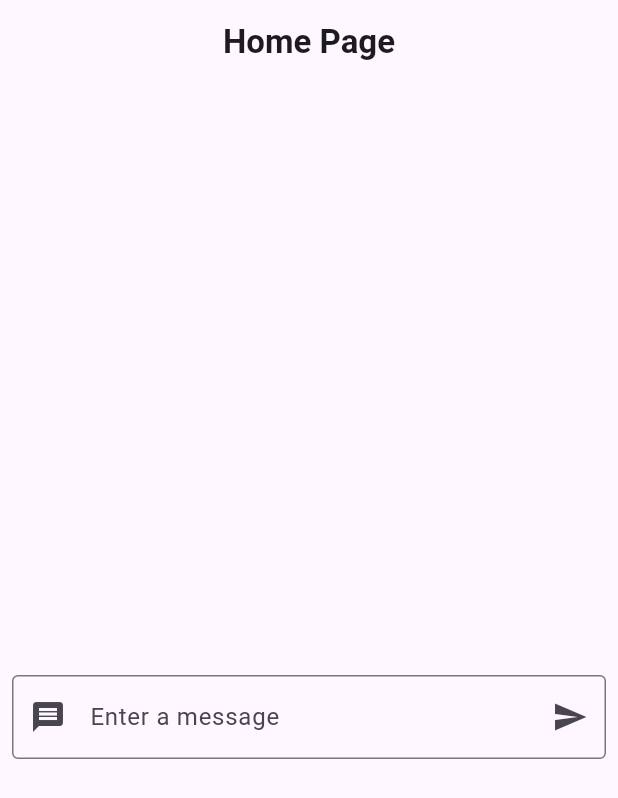
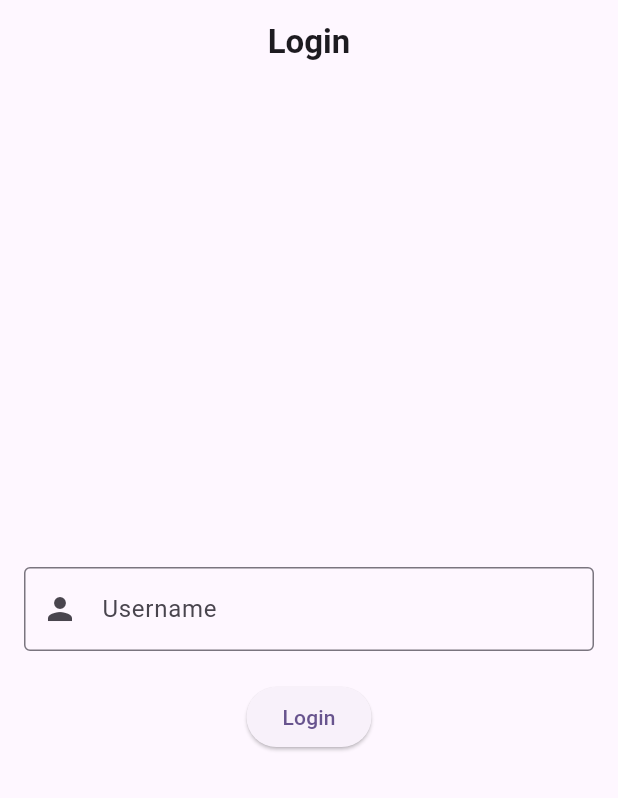
Before and after one commit to Vinald/Flutter_Projects, a Flutter app: the screen it shows after launch, on a phone screen of 412 x 824 dp. Shown: the top 798 px of the screen. Run offline on Flutter 3.47's test engine with Material 3 defaults, Android fonts, the phone set to English and light mode, and no system bars; our stand-ins replace flutter_spinkit.

Commit message:
post list

```diff
--- a/my_blog/lib/app.dart
+++ b/my_blog/lib/app.dart
@@ -1,5 +1,5 @@
 import 'package:flutter/material.dart';
-import 'package:my_blog/presentation/pages/home.dart';
+import 'package:my_blog/presentation/pages/login.dart';
 
 class MyApp extends StatelessWidget {
   const MyApp({super.key});
@@ -10,7 +10,7 @@ class MyApp extends StatelessWidget {
     return MaterialApp(
       title: 'Vinald',
       theme: ThemeData(colorScheme: .fromSeed(seedColor: Colors.deepPurple)),
-      home: Home(),
+      home: LoginPage(),
     );
   }
 }
--- a/my_blog/lib/presentation/pages/home.dart
+++ b/my_blog/lib/presentation/pages/home.dart
@@ -1,6 +1,6 @@
 import 'package:flutter/material.dart';
-import 'package:my_blog/presentation/widgets/post_card.dart';
-import 'package:my_blog/presentation/widgets/post_widget.dart';
+import 'package:my_blog/presentation/widgets/post.dart';
+import 'package:my_blog/presentation/widgets/post_list.dart';
 import 'package:my_blog/presentation/widgets/text_input_widget.dart';
 
 class Home extends StatefulWidget {
@@ -34,7 +34,7 @@ class _HomeState extends State<Home> {
           children: [
             Expanded(child: PostList(postItems: posts)),
             SizedBox(height: 20),
-            Expanded(child: TextInputWeight(callback: newPost)),
+            TextInputWeight(callback: newPost),
           ],
         ),
       ),
--- /dev/null
+++ b/my_blog/lib/presentation/pages/login.dart
@@ -0,0 +1,73 @@
+import 'package:flutter/material.dart';
+
+import 'home.dart';
+
+class LoginPage extends StatelessWidget {
+  const LoginPage({super.key});
+
+  @override
+  Widget build(BuildContext context) {
+    return Scaffold(
+      appBar: AppBar(
+        title: Text('Login', style: TextStyle(fontWeight: FontWeight.bold)),
+        centerTitle: true,
+      ),
+      body: Body(),
+    );
+  }
+}
+
+class Body extends StatefulWidget {
+  const Body({super.key});
+
+  @override
+  State<Body> createState() => _BodyState();
+}
+
+class _BodyState extends State<Body> {
+  String username = '';
+  final controller = TextEditingController();
+
+  @override
+  void dispose() {
+    controller.dispose();
+    super.dispose();
+  }
+
+  // navigate to home page after login
+  void navigateToHome() {
+    setState(() {
+      username = controller.text;
+    });
+    controller.clear();
+    FocusScope.of(context).unfocus();
+    Navigator.push(context, MaterialPageRoute(builder: (context) => Home()));
+  }
+
+  @override
+  Widget build(BuildContext context) {
+    return Padding(
+      padding: const EdgeInsets.all(16.0),
+      child: Column(
+        mainAxisAlignment: MainAxisAlignment.center,
+        children: [
+          TextField(
+            controller: controller,
+            decoration: InputDecoration(
+              prefixIcon: Icon(Icons.person),
+              labelText: 'Username',
+              border: OutlineInputBorder(),
+            ),
+          ),
+          SizedBox(height: 20),
+          ElevatedButton(
+            onPressed: () {
+              navigateToHome();
+            },
+            child: Text('Login'),
+          ),
+        ],
+      ),
+    );
+  }
+}
--- /dev/null
+++ b/my_blog/lib/presentation/widgets/post.dart
@@ -0,0 +1,14 @@
+class Post {
+  final String title;
+  final String content;
+  final String author;
+  int likes = 0;
+  bool userLiked = false;
+
+  Post({required this.title, required this.content, required this.author});
+
+  void likePost() {
+    userLiked = !userLiked;
+    likes = userLiked ? likes + 1 : likes - 1;
+  }
+}
--- a/my_blog/lib/presentation/widgets/post_card.dart
+++ b/my_blog/lib/presentation/widgets/post_card.dart
@@ -1,19 +1,5 @@
 import 'package:flutter/material.dart';
-
-class Post {
-  final String title;
-  final String content;
-  final String author;
-  int likes = 0;
-  bool userLiked = false;
-
-  Post({required this.title, required this.content, required this.author});
-
-  void likePost() {
-    userLiked = !userLiked;
-    likes = userLiked ? likes + 1 : likes - 1;
-  }
-}
+import 'package:my_blog/presentation/widgets/post.dart';
 
 class PostCard extends StatefulWidget {
   final Post post;
--- a/my_blog/lib/presentation/widgets/post_widget.dart
+++ b/my_blog/lib/presentation/widgets/post_list.dart
@@ -1,4 +1,5 @@
 import 'package:flutter/material.dart';
+import 'package:my_blog/presentation/widgets/post.dart';
 import 'package:my_blog/presentation/widgets/post_card.dart';
 
 class PostList extends StatefulWidget {
--- a/my_blog/lib/presentation/widgets/text_input_widget.dart
+++ b/my_blog/lib/presentation/widgets/text_input_widget.dart
@@ -21,6 +21,7 @@ class _TextInputWeightState extends State<TextInputWeight> {
   void click() {
     widget.callback(controller.text);
     controller.clear();
+    FocusScope.of(context).unfocus();
   }
 
   @override
```
